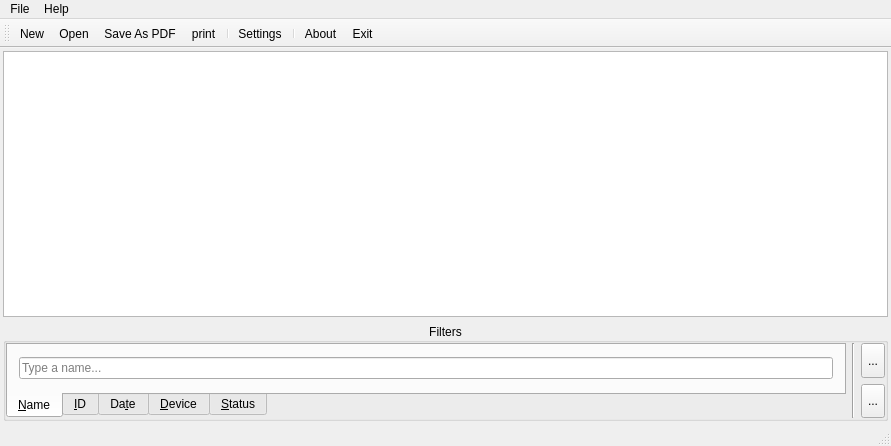
The window that src/SimpleInvoice/mainwindow.ui (mbnoimi/SimpleInvoice) describes before a commit, drawn with Qt 5.
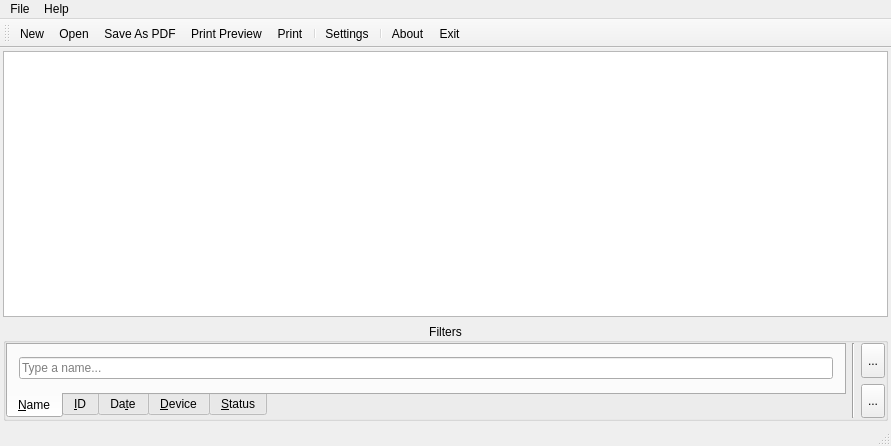
The same window after the commit. Icons and pictures are not drawn.

Commit message: Finishing "Print"

The edit to the form file:
```diff
--- a/src/SimpleInvoice/mainwindow.ui
+++ b/src/SimpleInvoice/mainwindow.ui
@@ -259,6 +259,7 @@
    <addaction name="actionNew"/>
    <addaction name="actionOpen"/>
    <addaction name="actionSaveAsPDF"/>
+   <addaction name="actionPrint_Preview"/>
    <addaction name="actionPrint"/>
    <addaction name="separator"/>
    <addaction name="actionSettings"/>
@@ -333,7 +334,7 @@
      <normaloff>:/res/res/document-print.png</normaloff>:/res/res/document-print.png</iconset>
    </property>
    <property name="text">
-    <string>print</string>
+    <string>Print</string>
    </property>
    <property name="shortcut">
     <string>Ctrl+P</string>
@@ -348,6 +349,18 @@
     <string>Save As PDF</string>
    </property>
   </action>
+  <action name="actionPrint_Preview">
+   <property name="icon">
+    <iconset resource="res.qrc">
+     <normaloff>:/res/res/document-preview.png</normaloff>:/res/res/document-preview.png</iconset>
+   </property>
+   <property name="text">
+    <string>Print Preview</string>
+   </property>
+   <property name="shortcut">
+    <string>Meta+Alt+P</string>
+   </property>
+  </action>
  </widget>
  <layoutdefault spacing="6" margin="11"/>
  <tabstops>
```
Left out of the diff: 2 changed lines with no effect on the pictures. The commit also changes 9 other files.
